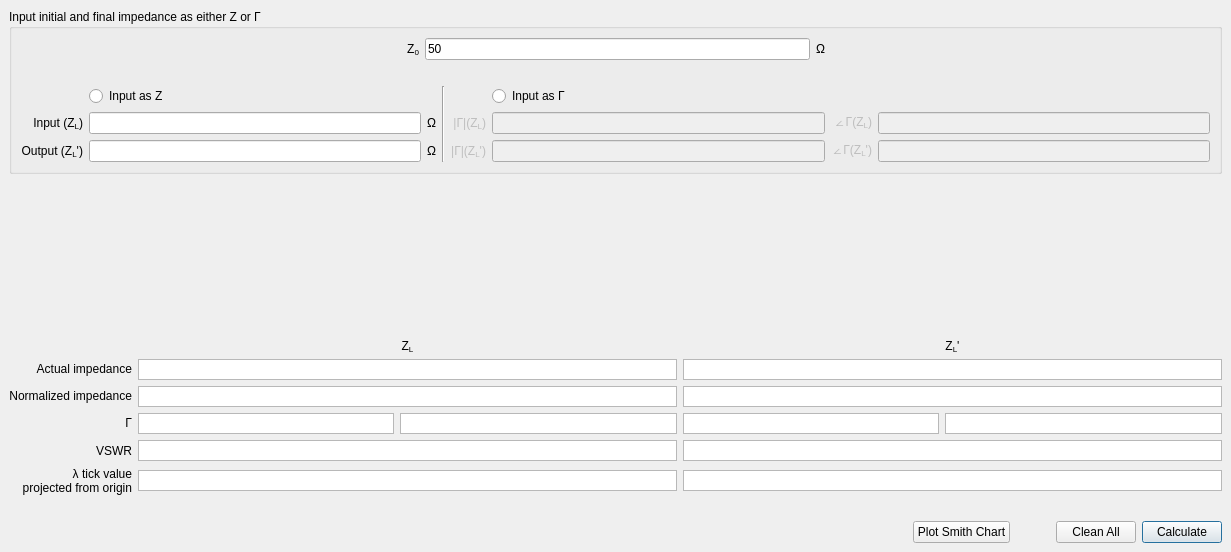
This is ui/smith_chart.ui in urbanij/syRF as Qt 5 draws it before an edit. The edited form follows.
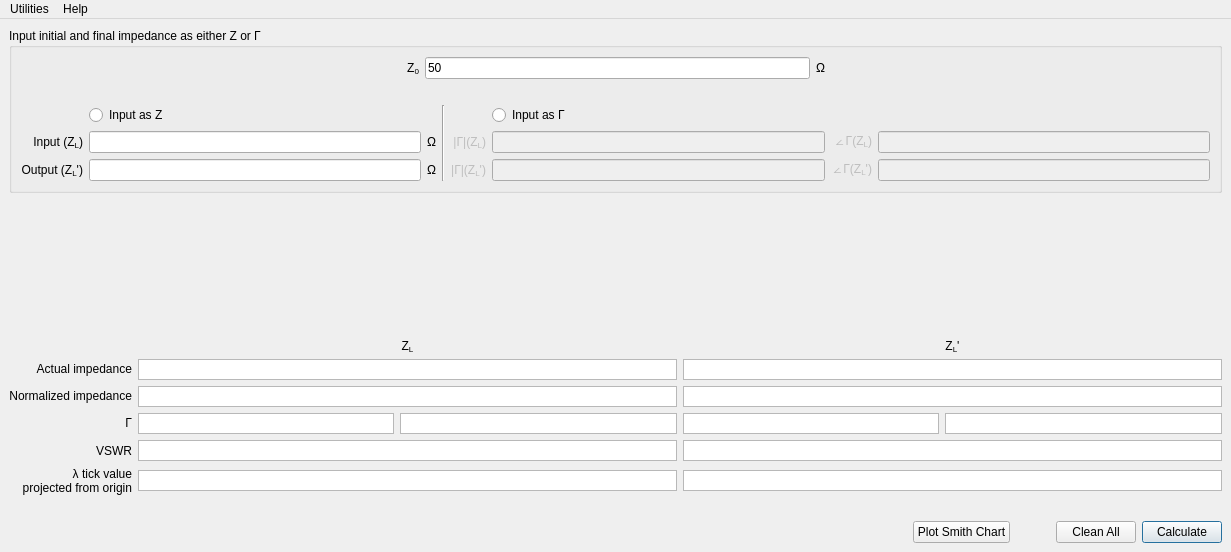
This is the edited form.

Commit message: added calculation of Z at distance as widget of Smith Chart

What changed in the file:
```diff
--- a/ui/smith_chart.ui
+++ b/ui/smith_chart.ui
@@ -737,6 +737,30 @@
     </item>
    </layout>
   </widget>
+  <widget class="QMenuBar" name="menuBar">
+   <property name="geometry">
+    <rect>
+     <x>0</x>
+     <y>0</y>
+     <width>1231</width>
+     <height>22</height>
+    </rect>
+   </property>
+   <widget class="QMenu" name="menuUtilities">
+    <property name="title">
+     <string>Utilities</string>
+    </property>
+    <addaction name="actionImpedance_d"/>
+   </widget>
+   <widget class="QMenu" name="menuHelp">
+    <property name="title">
+     <string>Help</string>
+    </property>
+    <addaction name="actionAbout_2"/>
+   </widget>
+   <addaction name="menuUtilities"/>
+   <addaction name="menuHelp"/>
+  </widget>
   <action name="actionAbout">
    <property name="text">
     <string>About</string>
```
Left out of the diff: 13 changed lines with no effect on the pictures. The commit also changes 3 other files.
